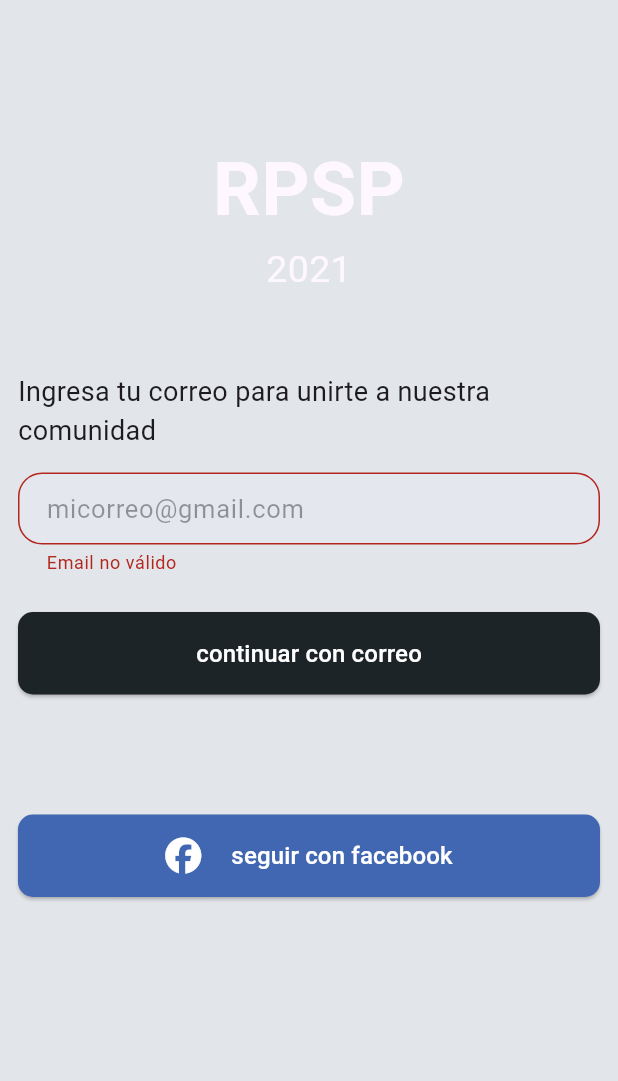
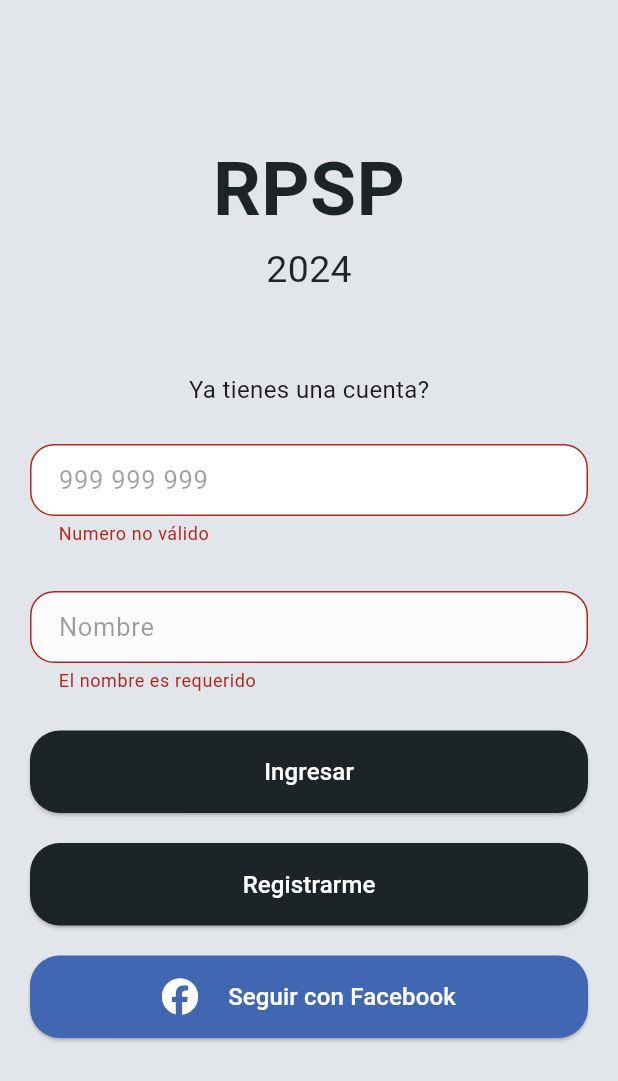
Before and after one commit to UNAV-ISC/rpsp_rep, a Flutter app: the _RegisterView screen opened directly, on a phone screen of 412 x 824 dp. Shown: the top 1081 px of the screen. Run offline on Flutter 3.47's test engine with Material 3 defaults, Android fonts, the phone set to English and light mode, and no system bars; our stand-ins replace connectivity_plus, flutter_switch, font_awesome_flutter, get, image_picker, shared_preferences and 2 more; missing offline and left inert: flutter_inappwebview; accounts and stored records are empty.

Commit message:
G_Buttons_login

```diff
--- a/lib/app/modules/auth/components/email_view.dart
+++ b/lib/app/modules/auth/components/email_view.dart
@@ -14,27 +14,27 @@ class _EmailView extends GetView<AuthController> {
             crossAxisAlignment: CrossAxisAlignment.center,
             children: [
               const SizedBox(height: 90),
-              NameLogoApp(color: Theme.of(context).canvasColor),
+              NameLogoApp(color: Theme.of(context).primaryColor),
               const SizedBox(height: 50),
               const Align(
                 alignment: Alignment.centerLeft,
                 child: Text(
-                  'Cúal es tu correo?',
+                  'Cúal es tu Numero de Telefono?',
                   style: TextStyle(fontSize: 25, fontWeight: FontWeight.bold),
                 ),
               ),
               const Text(
-                'Ingresa tu correo para para completar tu perfil',
+                'Ingresa tu numero para para completar tu perfil',
                 style: TextStyle(fontSize: 18, fontWeight: FontWeight.w400),
               ),
               const SizedBox(height: 10),
               TextFieldCustom(
                 backgroundColor: const Color(0xffFCFCFC),
-                controller: _.emailTextController,
-                hintText: 'micorreo@gmail.com',
+                controller: _.numberTextController,
+                hintText: '+51 999 999 999',
                 textInputType: TextInputType.text,
                 validator: (value) {
-                  if (!value!.isEmail) return 'Email no válido'.tr;
+                  if (!value!.isPhoneNumber) return 'Numero no válido'.tr;
 
                   return null;
                 },
--- a/lib/app/modules/auth/components/name_view.dart
+++ b/lib/app/modules/auth/components/name_view.dart
@@ -14,17 +14,17 @@ class _NameView extends GetView<AuthController> {
             crossAxisAlignment: CrossAxisAlignment.center,
             children: [
               const SizedBox(height: 90),
-              NameLogoApp(color: Theme.of(context).canvasColor),
+              NameLogoApp(color: Theme.of(context).primaryColor),
               const SizedBox(height: 50),
               const Align(
                 alignment: Alignment.centerLeft,
                 child: Text(
-                  'Cúal es tu nombre?',
+                  'Cúal es tu Nombre?',
                   style: TextStyle(fontSize: 25, fontWeight: FontWeight.bold),
                 ),
               ),
               const Text(
-                'Ingresa tu nombre para para completar tu perfil',
+                'Ingresa solo tu nombre para para completar tu perfil',
                 style: TextStyle(fontSize: 18, fontWeight: FontWeight.w400),
               ),
               const SizedBox(height: 10),
--- a/lib/app/modules/auth/components/register_view.dart
+++ b/lib/app/modules/auth/components/register_view.dart
@@ -10,45 +10,63 @@ class _RegisterView extends GetView<AuthController> {
       key: _.formKeyregister,
       child: SingleChildScrollView(
         child: Padding(
-          padding: const EdgeInsets.symmetric(horizontal: 12),
+          padding: const EdgeInsets.symmetric(horizontal: 20),
           child: Column(
             mainAxisAlignment: MainAxisAlignment.center,
             crossAxisAlignment: CrossAxisAlignment.center,
             children: [
               const SizedBox(height: 90),
-              NameLogoApp(color: Theme.of(context).canvasColor),
+              NameLogoApp(color: Theme.of(context).primaryColor),
               const SizedBox(height: 50),
-              const Text(
-                'Ingresa tu correo para unirte a nuestra comunidad',
-                style: TextStyle(fontSize: 18, fontWeight: FontWeight.w400),
-              ),
-              const SizedBox(height: 10),
+              const Text('Ya tienes una cuenta?',
+                  style: TextStyle(fontSize: 16, fontWeight: FontWeight.w400)),
+              const SizedBox(height: 20),
               TextFieldCustom(
-                controller: _.emailTextController,
-                hintText: 'micorreo@gmail.com',
+                  backgroundColor: Theme.of(context).cardColor,
+                  controller: _.numberTextController,
+                  hintText: '999 999 999',
+                  textInputType: TextInputType.text,
+                  validator: (value) {
+                    if (!value!.isPhoneNumber) return 'Numero no válido'.tr;
+                    return null;
+                  }),
+              const SizedBox(height: 20),
+              TextFieldCustom(
+                backgroundColor: const Color(0xffFCFCFC),
+                controller: _.nameTextController,
+                hintText: 'Nombre',
                 textInputType: TextInputType.text,
                 validator: (value) {
-                  if (!value!.isEmail) return 'Email no válido'.tr;
-
+                  if (value == null || value.isEmpty || value.length < 2) {
+                    return 'El nombre es requerido';
+                  }
                   return null;
                 },
               ),
               const SizedBox(height: 20),
               CustomMaterialButton(
-                child: const Text('continuar con correo',
+                borderRadius: 20,
+                onPressed: _navigateToBottomBar,
+                child: const Text('Ingresar',
                     style: TextStyle(fontSize: 16, color: Colors.white)),
-                onPressed: () => _.goToPage(2),
               ),
-              const SizedBox(height: 80),
+              const SizedBox(height: 20),
               CustomMaterialButton(
+                borderRadius: 20,
+                child: const Text('Registrarme',
+                    style: TextStyle(fontSize: 16, color: Colors.white)),
+                onPressed: () => _.goToPage(1),
+              ),
+              const SizedBox(height: 20),
+              CustomMaterialButton(
+                  borderRadius: 20,
                   color: const Color(0xff4167B2),
                   child: const Row(
                     mainAxisAlignment: MainAxisAlignment.center,
                     children: [
-                      // SizedBox(width: 20),
                       Icon(FontAwesomeIcons.facebook, color: Colors.white),
                       SizedBox(width: 20),
-                      Text('seguir con facebook',
+                      Text('Seguir con Facebook',
                           style: TextStyle(fontSize: 16, color: Colors.white)),
                     ],
                   ),
@@ -61,4 +79,6 @@ class _RegisterView extends GetView<AuthController> {
       ),
     ));
   }
+
+  _navigateToBottomBar() => Get.offNamed(Routes.bottomBar);
 }
--- a/lib/app/modules/auth/controllers/auth_controller.dart
+++ b/lib/app/modules/auth/controllers/auth_controller.dart
@@ -13,7 +13,7 @@ class AuthController extends GetxController {
 
   var formKeyName = GlobalKey<FormState>();
 
-  final emailTextController = TextEditingController();
+  final numberTextController = TextEditingController();
   final nameTextController = TextEditingController();
 
   File file = File('');
--- a/lib/app/modules/onboarding/components/onboarding_items.dart
+++ b/lib/app/modules/onboarding/components/onboarding_items.dart
@@ -18,7 +18,7 @@ class OnboardingItems extends StatelessWidget {
               height: 8,
               decoration: BoxDecoration(
                   color: _.selectedPageIndex.value == index
-                      ? Colors.greenAccent
+                      ? const Color.fromARGB(255, 29, 36, 40)
                       : Colors.white,
                   shape: BoxShape.circle),
             );
--- a/lib/app/shared/global_widgets/name_logo_app.dart
+++ b/lib/app/shared/global_widgets/name_logo_app.dart
@@ -14,7 +14,7 @@ class NameLogoApp extends StatelessWidget {
               color: color, fontSize: 50, fontWeight: FontWeight.bold),
         ),
         Text(
-          '2021',
+          '2024',
           style: TextStyle(color: color, fontSize: 25),
         ),
       ],
--- a/lib/app/shared/theme/theme.dart
+++ b/lib/app/shared/theme/theme.dart
@@ -3,7 +3,7 @@ import 'package:rpsp_main/app/shared/theme/theme_dark.dart';
 
 ThemeData themeLight() {
   return ThemeData.light().copyWith(
-      //canvasColor: const Color.fromARGB(255, 20, 24, 27),
+      canvasColor: const Color.fromARGB(255, 20, 24, 27),
       cardColor: const Color.fromARGB(255, 255, 255, 255),
       brightness: Brightness.light,
       primaryColor: const Color.fromARGB(255, 29, 36, 40),
--- a/pubspec.yaml
+++ b/pubspec.yaml
@@ -23,7 +23,7 @@ dependencies:
   image_picker: ^1.0.7
   flutter_launcher_icons: ^0.13.1
   flutter_switch: ^0.3.2
-  intl: 0.19.0
+  intl: ^0.18.1
   table_calendar: ^3.0.9
   flutter_inappwebview: ^6.0.0
   flutter_localization: ^0.2.0
```
Also changed, not shown: lib/app/modules/auth/components/perfil_photo_view.dart (+4 -5 lines), lib/app/modules/onboarding/views/onboarding_view.dart (+12 -13 lines), pubspec.lock, 2 other files.
